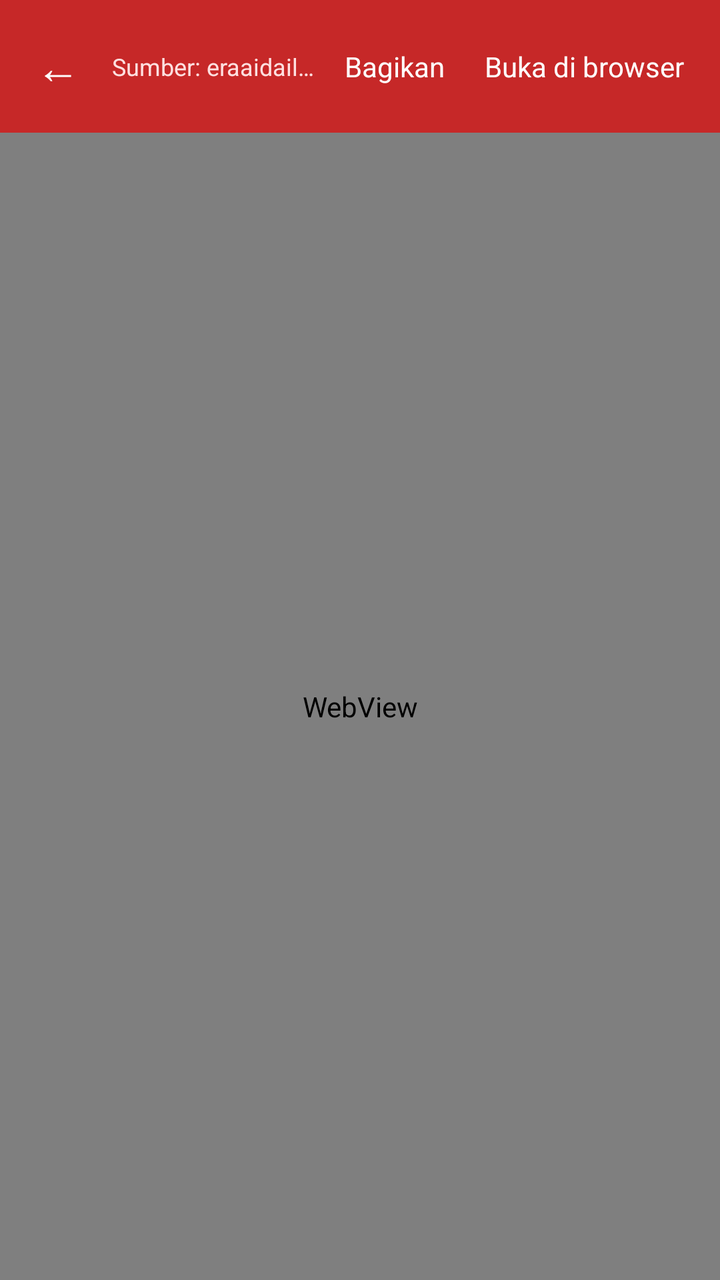
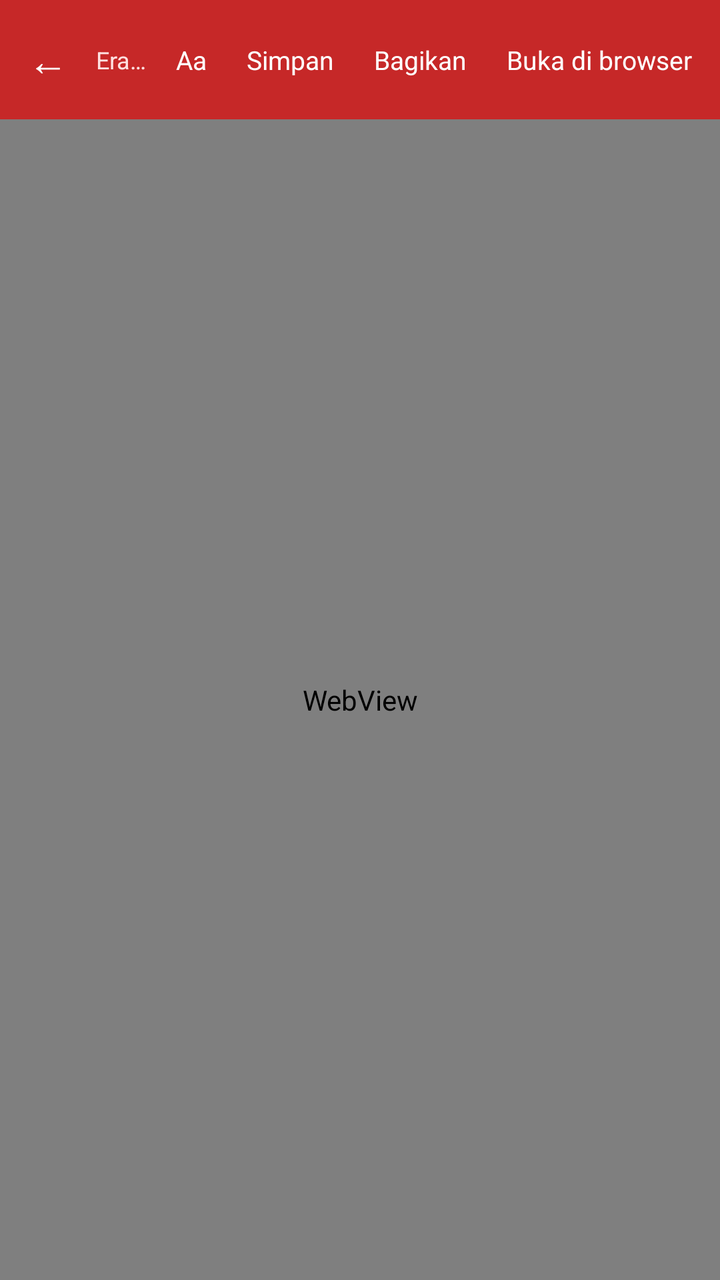

Screens rendered from an Android XML layout before and after an edit, with the pre-edit source and the edit as a unified diff.
<!-- AndroidManifest.xml: application theme Tema -->
<!-- res/layout/activity_reader.xml -->
<?xml version="1.0" encoding="utf-8"?>
<LinearLayout xmlns:android="http://schemas.android.com/apk/res/android"
    android:layout_width="match_parent"
    android:layout_height="match_parent"
    android:orientation="vertical"
    android:background="#FFFFFF">

    <LinearLayout
        android:layout_width="match_parent"
        android:layout_height="wrap_content"
        android:orientation="horizontal"
        android:gravity="center_vertical"
        android:background="#C62828"
        android:padding="8dp">

        <TextView
            android:id="@+id/tombol_kembali"
            android:layout_width="wrap_content"
            android:layout_height="wrap_content"
            android:padding="10dp"
            android:text="←"
            android:textColor="#FFFFFF"
            android:textSize="22sp" />

        <TextView
            android:id="@+id/label_sumber"
            android:layout_width="0dp"
            android:layout_height="wrap_content"
            android:layout_weight="1"
            android:paddingLeft="6dp"
            android:text="@string/sumber"
            android:textColor="#FFE0E0"
            android:textSize="12sp"
            android:maxLines="1"
            android:ellipsize="end" />

        <TextView
            android:id="@+id/tombol_bagikan"
            android:layout_width="wrap_content"
            android:layout_height="wrap_content"
            android:padding="10dp"
            android:text="@string/berbagi"
            android:textColor="#FFFFFF"
            android:textSize="14sp" />

        <TextView
            android:id="@+id/tombol_browser"
            android:layout_width="wrap_content"
            android:layout_height="wrap_content"
            android:padding="10dp"
            android:text="@string/buka_browser"
            android:textColor="#FFFFFF"
            android:textSize="14sp" />
    </LinearLayout>

    <WebView
        android:id="@+id/web"
        android:layout_width="match_parent"
        android:layout_height="0dp"
        android:layout_weight="1" />
</LinearLayout>
<!-- resources referenced by this layout -->
<resources>
  <string name="berbagi">Bagikan</string>
  <string name="buka_browser">Buka di browser</string>
  <string name="sumber">Sumber: eraaidailynews.blogspot.com</string>
  <style name="Tema" parent="@android:style/Theme.Material.Light.NoActionBar">
          <item name="android:colorPrimary">#C62828</item>
          <item name="android:colorPrimaryDark">#8E1B1B</item>
          <item name="android:colorAccent">#C62828</item>
          <item name="android:windowBackground">#FFFFFF</item>
      </style>
</resources>

<!-- the commit's change to res/layout/activity_reader.xml (unified diff, before → after) -->
@@ -3,36 +3,57 @@
     android:layout_width="match_parent"
     android:layout_height="match_parent"
     android:orientation="vertical"
-    android:background="#FFFFFF">
+    android:background="@color/latar">
 
     <LinearLayout
         android:layout_width="match_parent"
         android:layout_height="wrap_content"
         android:orientation="horizontal"
         android:gravity="center_vertical"
-        android:background="#C62828"
-        android:padding="8dp">
+        android:background="@color/merah"
+        android:paddingLeft="4dp"
+        android:paddingRight="4dp"
+        android:paddingTop="6dp"
+        android:paddingBottom="6dp">
 
         <TextView
             android:id="@+id/tombol_kembali"
             android:layout_width="wrap_content"
             android:layout_height="wrap_content"
             android:padding="10dp"
-            android:text="←"
-            android:textColor="#FFFFFF"
-            android:textSize="22sp" />
+            android:text="@string/panah_kembali"
+            android:textColor="@color/kepala_teks"
+            android:textSize="20sp" />
 
         <TextView
             android:id="@+id/label_sumber"
             android:layout_width="0dp"
             android:layout_height="wrap_content"
             android:layout_weight="1"
-            android:paddingLeft="6dp"
+            android:ellipsize="end"
+            android:maxLines="1"
+            android:paddingLeft="4dp"
             android:text="@string/sumber"
-            android:textColor="#FFE0E0"
-            android:textSize="12sp"
-            android:maxLines="1"
-            android:ellipsize="end" />
+            android:textColor="@color/kepala_sub"
+            android:textSize="12sp" />
+
+        <TextView
+            android:id="@+id/tombol_ukuran"
+            android:layout_width="wrap_content"
+            android:layout_height="wrap_content"
+            android:padding="10dp"
+            android:text="@string/ukuran_huruf"
+            android:textColor="@color/kepala_teks"
+            android:textSize="13sp" />
+
+        <TextView
+            android:id="@+id/tombol_simpan"
+            android:layout_width="wrap_content"
+            android:layout_height="wrap_content"
+            android:padding="10dp"
+            android:text="@string/simpan"
+            android:textColor="@color/kepala_teks"
+            android:textSize="13sp" />
 
         <TextView
             android:id="@+id/tombol_bagikan"
@@ -40,8 +61,8 @@
             android:layout_height="wrap_content"
             android:padding="10dp"
             android:text="@string/berbagi"
-            android:textColor="#FFFFFF"
-            android:textSize="14sp" />
+            android:textColor="@color/kepala_teks"
+            android:textSize="13sp" />
 
         <TextView
             android:id="@+id/tombol_browser"
@@ -49,9 +70,17 @@
             android:layout_height="wrap_content"
             android:padding="10dp"
             android:text="@string/buka_browser"
-            android:textColor="#FFFFFF"
-            android:textSize="14sp" />
+            android:textColor="@color/kepala_teks"
+            android:textSize="13sp" />
     </LinearLayout>
+
+    <ProgressBar
+        android:id="@+id/muat"
+        style="?android:attr/progressBarStyleHorizontal"
+        android:layout_width="match_parent"
+        android:layout_height="wrap_content"
+        android:max="100"
+        android:visibility="gone" />
 
     <WebView
         android:id="@+id/web"
<!-- resource entries referenced after the edit -->
@@ -1,8 +1,15 @@
 <!-- resources referenced by this layout -->
 <resources>
+  <color name="kepala_sub">#FFE0E0</color>
+  <color name="kepala_teks">#FFFFFF</color>
+  <color name="latar">#FFFFFF</color>
+  <color name="merah">#C62828</color>
   <string name="berbagi">Bagikan</string>
   <string name="buka_browser">Buka di browser</string>
-  <string name="sumber">Sumber: eraaidailynews.blogspot.com</string>
+  <string name="panah_kembali">←</string>
+  <string name="simpan">Simpan</string>
+  <string name="sumber">Eraai Daily News</string>
+  <string name="ukuran_huruf">Aa</string>
   <style name="Tema" parent="@android:style/Theme.Material.Light.NoActionBar">
           <item name="android:colorPrimary">#C62828</item>
           <item name="android:colorPrimaryDark">#8E1B1B</item>
